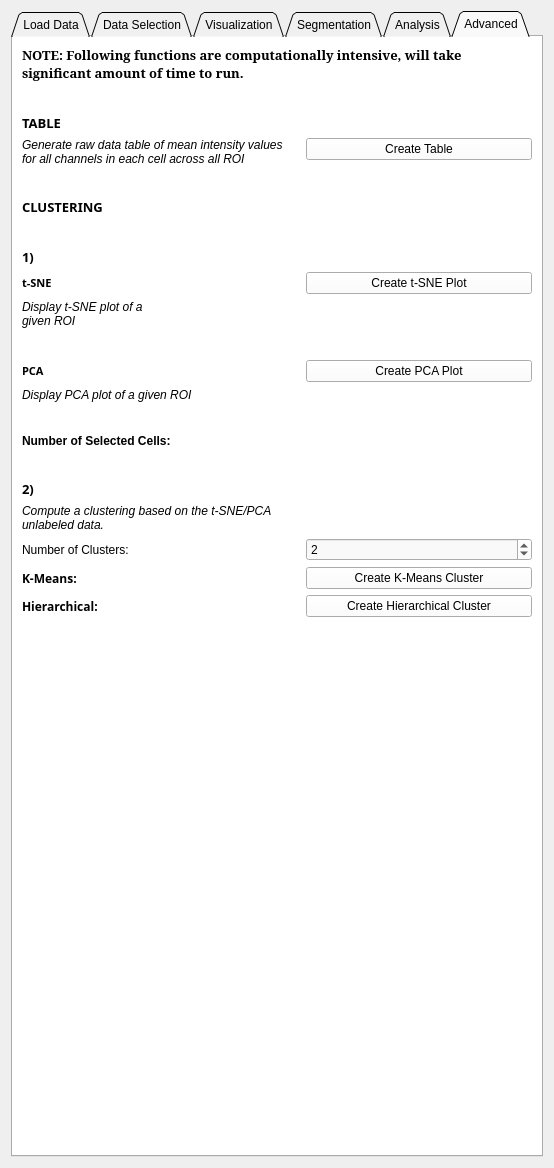
The window that HypModuleCode/Resources/UI/HypModuleCode.ui (SlicerMicro/Slicer-TITAN) describes before a commit, drawn with Qt 5.
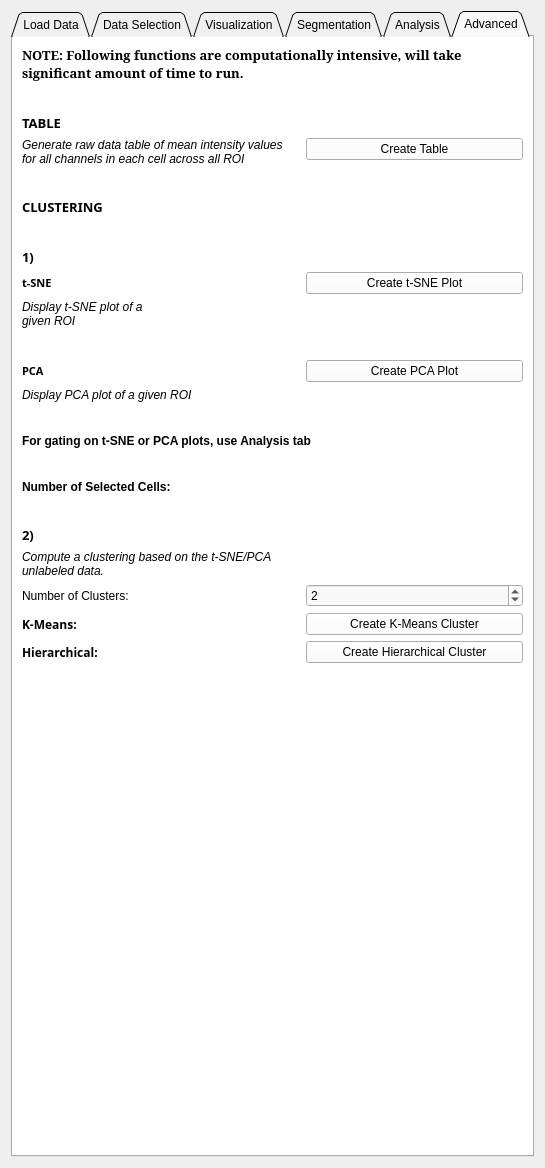
The same window after the commit. The open tabs and pages were chosen to show the change. Custom widgets are drawn as their Qt base class.

Commit message: ENH: PCA/t-SNE gating updated to save past gates

The edit to the form file:
```diff
--- a/HypModuleCode/Resources/UI/HypModuleCode.ui
+++ b/HypModuleCode/Resources/UI/HypModuleCode.ui
@@ -249,7 +249,7 @@
       <enum>QTabWidget::Triangular</enum>
      </property>
      <property name="currentIndex">
-      <number>4</number>
+      <number>5</number>
      </property>
      <property name="usesScrollButtons">
       <bool>false</bool>
@@ -1795,16 +1795,16 @@
          </property>
         </spacer>
        </item>
-       <item row="26" column="0">
-        <widget class="QListWidget" name="gatingMasks"/>
-       </item>
        <item row="25" column="0">
-        <widget class="QCheckBox" name="checkBoxSelectedCells">
+        <widget class="QLabel" name="label_49">
          <property name="text">
           <string>Use following mask for further scatter plot analysis</string>
          </property>
         </widget>
        </item>
+       <item row="26" column="0">
+        <widget class="QListWidget" name="gatingMasks"/>
+       </item>
       </layout>
      </widget>
      <widget class="QWidget" name="tab_3">
@@ -1989,7 +1989,7 @@
          </property>
         </widget>
        </item>
-       <item row="15" column="0">
+       <item row="17" column="0">
         <spacer name="horizontalSpacer_15">
          <property name="orientation">
           <enum>Qt::Horizontal</enum>
@@ -2002,7 +2002,7 @@
          </property>
         </spacer>
        </item>
-       <item row="16" column="0">
+       <item row="18" column="0">
         <widget class="QLabel" name="label_35">
          <property name="font">
           <font>
@@ -2015,7 +2015,7 @@
          </property>
         </widget>
        </item>
-       <item row="16" column="1">
+       <item row="18" column="1">
         <widget class="QLabel" name="tsneSelectedCellsCount">
          <property name="font">
           <font>
@@ -2028,7 +2028,7 @@
          </property>
         </widget>
        </item>
-       <item row="17" column="0">
+       <item row="19" column="0">
         <spacer name="horizontalSpacer_17">
          <property name="orientation">
           <enum>Qt::Horizontal</enum>
@@ -2041,7 +2041,7 @@
          </property>
         </spacer>
        </item>
-       <item row="18" column="0">
+       <item row="20" column="0">
         <widget class="QLabel" name="label_42">
          <property name="font">
           <font>
@@ -2056,7 +2056,7 @@
          </property>
         </widget>
        </item>
-       <item row="20" column="0">
+       <item row="22" column="0">
         <widget class="QLabel" name="label_37">
          <property name="font">
           <font>
@@ -2071,21 +2071,21 @@
          </property>
         </widget>
        </item>
-       <item row="21" column="0">
+       <item row="23" column="0">
         <widget class="QLabel" name="label_38">
          <property name="text">
           <string>Number of Clusters:</string>
          </property>
         </widget>
        </item>
-       <item row="21" column="1">
+       <item row="23" column="1">
         <widget class="QSpinBox" name="nClusters">
          <property name="value">
           <number>2</number>
          </property>
         </widget>
        </item>
-       <item row="22" column="0">
+       <item row="24" column="0">
         <widget class="QLabel" name="label_39">
          <property name="font">
           <font>
@@ -2099,14 +2099,14 @@
          </property>
         </widget>
        </item>
-       <item row="22" column="1">
+       <item row="24" column="1">
         <widget class="QPushButton" name="crtKMeans">
          <property name="text">
           <string>Create K-Means Cluster</string>
          </property>
         </widget>
        </item>
-       <item row="23" column="0">
+       <item row="25" column="0">
         <widget class="QLabel" name="label_40">
          <property name="font">
           <font>
@@ -2120,7 +2120,7 @@
          </property>
         </widget>
        </item>
-       <item row="23" column="1">
+       <item row="25" column="1">
         <widget class="QPushButton" name="crtHierarch">
          <property name="text">
           <string>Create Hierarchical Cluster</string>
@@ -2158,6 +2158,32 @@
          </property>
         </spacer>
        </item>
+       <item row="16" column="0" colspan="2">
+        <widget class="QLabel" name="label_50">
+         <property name="font">
+          <font>
+           <weight>75</weight>
+           <bold>true</bold>
+          </font>
+         </property>
+         <property name="text">
+          <string>For gating on t-SNE or PCA plots, use Analysis tab</string>
+         </property>
+        </widget>
+       </item>
+       <item row="15" column="0">
+        <spacer name="horizontalSpacer_14">
+         <property name="orientation">
+          <enum>Qt::Horizontal</enum>
+         </property>
+         <property name="sizeHint" stdset="0">
+          <size>
+           <width>40</width>
+           <height>20</height>
+          </size>
+         </property>
+        </spacer>
+       </item>
       </layout>
      </widget>
     </widget>
```
The commit also changes 1 other file.
